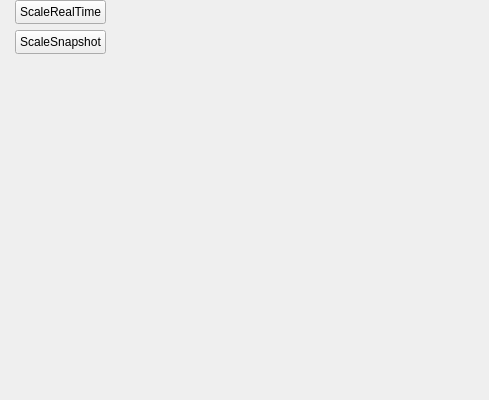
Before: the Qt Designer form mainwindow.ui in ANKA-KIT/imageclient, drawn with Qt 5; both pictures show x 765 to 1254 and y 0 to 400 of the 1254 by 400 pixel window.
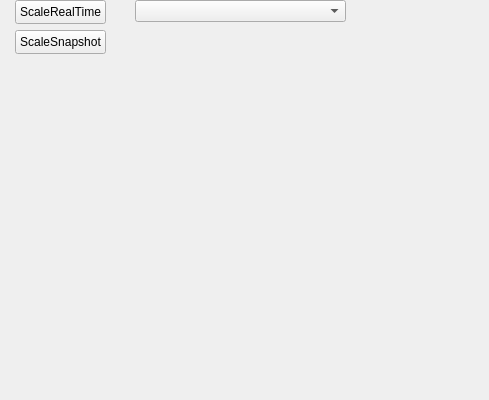
After: the same form once the commit is applied.

Commit message: -c; Image::Format; problems with closing; memore do not become free

Diff of the .ui file:
```diff
--- a/mainwindow.ui
+++ b/mainwindow.ui
@@ -171,6 +171,16 @@
      <number>4</number>
     </property>
    </widget>
+   <widget class="QComboBox" name="cmbColorFormat">
+    <property name="geometry">
+     <rect>
+      <x>900</x>
+      <y>0</y>
+      <width>211</width>
+      <height>22</height>
+     </rect>
+    </property>
+   </widget>
   </widget>
   <widget class="QMenuBar" name="menuBar">
    <property name="geometry">
```
The commit also changes 8 other files.
